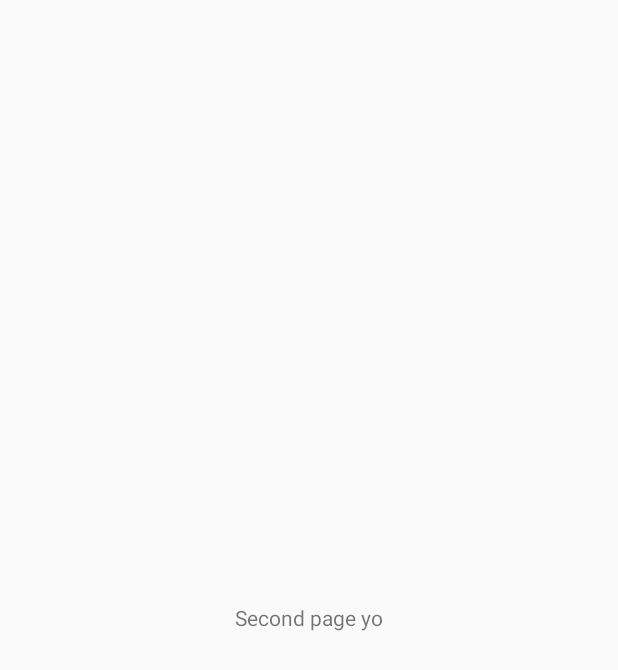
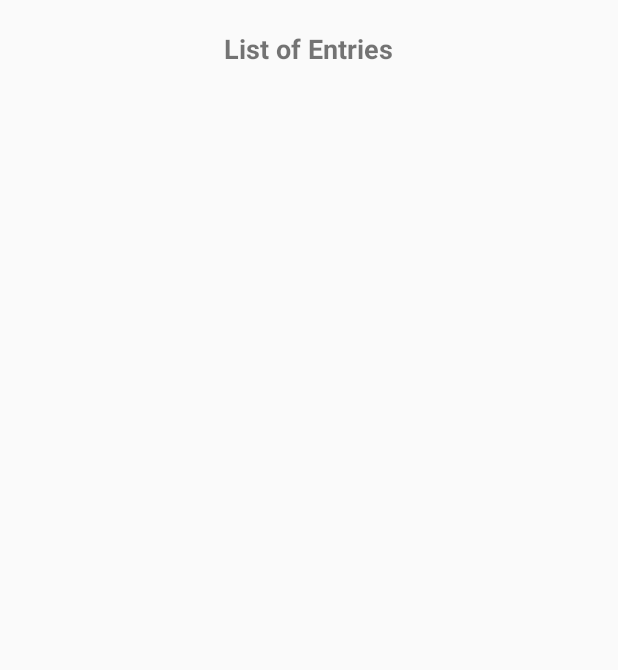
Before and after one commit to V-Kwong/Shared-Preferences-Demo, an Android app: the List screen opened directly, with no data from a screen before it, on a phone screen of 412 x 824 dp. Before the commit the part shown is almost empty. Shown: the top 670 px of the screen. Run offline under Robolectric (Android 15) with nearby library versions, the phone set to English and light mode, and no system bars.

Commit message:
Complete List Page
- Second Activity lists all entries user enters along with key + 1 so it
doesn't show a list that starts with 0

- *** found out that the global variable is not stored so any new
entries you enter after restarting the phone will erase entries starting
from 0 and onwards ***

```diff
--- a/app/src/main/java/com/emergence/sharedpreferencesarraytry/List.java
+++ b/app/src/main/java/com/emergence/sharedpreferencesarraytry/List.java
@@ -11,10 +11,26 @@ import android.widget.TextView;
 
 public class List extends Activity{
 
+    public final static String filename = "data"; // define file name for data
+    SharedPreferences sharedpreferences;
+    TextView list;
+
     @Override
     protected void onCreate(Bundle savedInstanceState) {
         super.onCreate(savedInstanceState);
         setContentView(R.layout.activity_list);
+        sharedpreferences = getSharedPreferences( filename, Context.MODE_PRIVATE); // initialize shared preferences
+        list = (TextView) findViewById(R.id.listbox);
+
+        int i = 0;
+
+        while (sharedpreferences.contains(Integer.toString(i))) {
+            list.append(Integer.toString(i + 1) + " " + sharedpreferences.getString(Integer.toString(i),"") + "\n");
+            //list.append(sharedpreferences.getString(Integer.toString(i), "") + "\n");
+            //list.append("\n");
+            i++;
+        }
+
     }
 
 }
--- a/app/src/main/java/com/emergence/sharedpreferencesarraytry/MainActivity.java
+++ b/app/src/main/java/com/emergence/sharedpreferencesarraytry/MainActivity.java
@@ -17,28 +17,19 @@ public class MainActivity extends Activity {
     TextView input;
     TextView key;
     TextView output;
-    //Button listBtn;
     int array_index = 0;
 
     @Override
     protected void onCreate(Bundle savedInstanceState) {
         super.onCreate(savedInstanceState);
         setContentView(R.layout.activity_main);
-        //input = (TextView) findViewById(R.id.input); // initialize input as input edit text box
-        //key = (TextView) findViewById(R.id.key); // initialize key as key edit text box
-        //listBtn = (Button) findViewById(R.id.list); // initialize listBtn as List of Entries Button
         sharedpreferences = getSharedPreferences( filename, Context.MODE_PRIVATE); // initialize shared preferences
-       // listBtn.setOnClickListener(new View.OnClickListener() {
-       //     public void onClick(View v) {
-       //         go_to_list();
-       //     }
-       // });
     }
 
     public void submit(View view){
         input = (TextView) findViewById(R.id.input); // initialize input as input edit text box
         String data = input.getText().toString(); // get string in input edit text box
-        if (data.equals("")) {
+        if (data.equals("")) { // doesn't allow user to submit empty text box entry by accident
             return;
         }
         SharedPreferences.Editor editor = sharedpreferences.edit(); // initialize editor
@@ -64,7 +55,7 @@ public class MainActivity extends Activity {
         editor.clear(); // clear all memory
         editor.commit(); // commit changes
         output.setText("All entries cleared!"); // display to notify user
-        array_index = 0;
+        array_index = 0; // reset array counter to 0 or else entries will now start at previous value
     }
 
     public void go_to_list(View view) {
--- a/app/src/main/res/layout/activity_list.xml
+++ b/app/src/main/res/layout/activity_list.xml
@@ -5,9 +5,21 @@
     <TextView
         android:layout_width="wrap_content"
         android:layout_height="wrap_content"
-        android:text="Second page yo"
-        android:id="@+id/text2"
-        android:layout_centerVertical="true"
+        android:text="List of Entries"
+        android:textSize="18sp"
+        android:textStyle="bold"
+        android:id="@+id/title"
+        android:layout_marginTop="20dp"
         android:layout_centerHorizontal="true" />
 
+    <TextView
+        android:layout_width="match_parent"
+        android:layout_height="wrap_content"
+        android:layout_below="@+id/title"
+        android:layout_marginTop="20dp"
+        android:textAlignment="center"
+        android:id="@+id/listbox"
+        android:layout_alignParentBottom="true"
+        android:textSize="18sp"/>
+
 </RelativeLayout>
```
